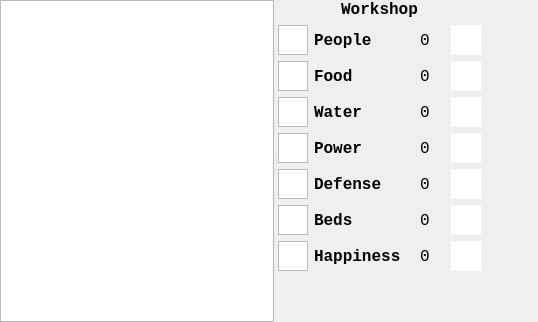
matzman666/PyPipboyApp, file widgets/ammocount/ui/ammocountwidget.ui: the form before one commit.
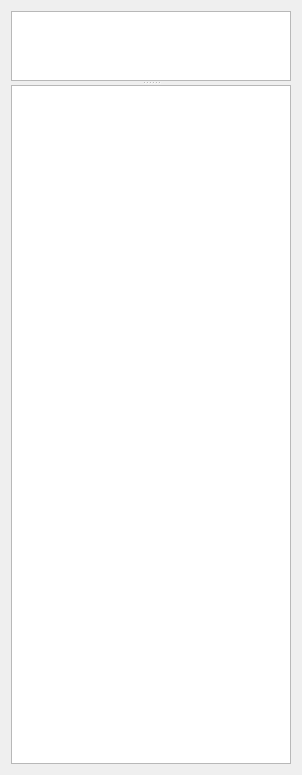
The form after the commit.

```diff
--- a/widgets/ammocount/ui/ammocountwidget.ui
+++ b/widgets/ammocount/ui/ammocountwidget.ui
@@ -6,32 +6,60 @@
    <rect>
     <x>0</x>
     <y>0</y>
-    <width>538</width>
-    <height>322</height>
+    <width>302</width>
+    <height>775</height>
    </rect>
   </property>
   <property name="windowTitle">
    <string>Form</string>
   </property>
   <layout class="QVBoxLayout" name="verticalLayout">
-   <property name="leftMargin">
-    <number>0</number>
-   </property>
-   <property name="topMargin">
-    <number>0</number>
-   </property>
-   <property name="rightMargin">
-    <number>0</number>
-   </property>
-   <property name="bottomMargin">
-    <number>0</number>
-   </property>
    <item>
     <widget class="QSplitter" name="splitter">
      <property name="orientation">
-      <enum>Qt::Horizontal</enum>
+      <enum>Qt::Vertical</enum>
      </property>
-     <widget class="QTableView" name="workshopList">
+     <widget class="QTableView" name="ammoTableView">
+      <property name="font">
+       <font>
+        <pointsize>12</pointsize>
+       </font>
+      </property>
+      <property name="horizontalScrollBarPolicy">
+       <enum>Qt::ScrollBarAlwaysOff</enum>
+      </property>
+      <property name="sizeAdjustPolicy">
+       <enum>QAbstractScrollArea::AdjustToContents</enum>
+      </property>
+      <property name="alternatingRowColors">
+       <bool>false</bool>
+      </property>
+      <property name="selectionMode">
+       <enum>QAbstractItemView::SingleSelection</enum>
+      </property>
+      <property name="selectionBehavior">
+       <enum>QAbstractItemView::SelectRows</enum>
+      </property>
+      <property name="showGrid">
+       <bool>false</bool>
+      </property>
+      <property name="cornerButtonEnabled">
+       <bool>false</bool>
+      </property>
+      <attribute name="horizontalHeaderVisible">
+       <bool>false</bool>
+      </attribute>
+      <attribute name="horizontalHeaderHighlightSections">
+       <bool>false</bool>
+      </attribute>
+      <attribute name="verticalHeaderVisible">
+       <bool>false</bool>
+      </attribute>
+      <attribute name="verticalHeaderHighlightSections">
+       <bool>false</bool>
+      </attribute>
+     </widget>
+     <widget class="QTableView" name="ammoList">
       <property name="minimumSize">
        <size>
         <width>200</width>
@@ -80,579 +108,6 @@
        <number>22</number>
       </attribute>
      </widget>
-     <widget class="QWidget" name="gridLayoutWidget">
-      <layout class="QGridLayout" name="gridLayout">
-       <item row="2" column="2">
-        <widget class="QLabel" name="numberPeople">
-         <property name="minimumSize">
-          <size>
-           <width>25</width>
-           <height>0</height>
-          </size>
-         </property>
-         <property name="font">
-          <font>
-           <family>Consolas</family>
-           <pointsize>12</pointsize>
-          </font>
-         </property>
-         <property name="text">
-          <string>0</string>
-         </property>
-        </widget>
-       </item>
-       <item row="4" column="0">
-        <widget class="QGraphicsView" name="iconWater">
-         <property name="maximumSize">
-          <size>
-           <width>30</width>
-           <height>30</height>
-          </size>
-         </property>
-         <property name="verticalScrollBarPolicy">
-          <enum>Qt::ScrollBarAlwaysOff</enum>
-         </property>
-         <property name="horizontalScrollBarPolicy">
-          <enum>Qt::ScrollBarAlwaysOff</enum>
-         </property>
-        </widget>
-       </item>
-       <item row="2" column="1">
-        <widget class="QLabel" name="labelPeople">
-         <property name="minimumSize">
-          <size>
-           <width>100</width>
-           <height>0</height>
-          </size>
-         </property>
-         <property name="font">
-          <font>
-           <family>Consolas</family>
-           <pointsize>12</pointsize>
-           <weight>75</weight>
-           <bold>true</bold>
-          </font>
-         </property>
-         <property name="text">
-          <string>People</string>
-         </property>
-        </widget>
-       </item>
-       <item row="2" column="0">
-        <widget class="QGraphicsView" name="iconPeople">
-         <property name="maximumSize">
-          <size>
-           <width>30</width>
-           <height>30</height>
-          </size>
-         </property>
-         <property name="verticalScrollBarPolicy">
-          <enum>Qt::ScrollBarAlwaysOff</enum>
-         </property>
-         <property name="horizontalScrollBarPolicy">
-          <enum>Qt::ScrollBarAlwaysOff</enum>
-         </property>
-        </widget>
-       </item>
-       <item row="6" column="2">
-        <widget class="QLabel" name="numberDefense">
-         <property name="minimumSize">
-          <size>
-           <width>25</width>
-           <height>0</height>
-          </size>
-         </property>
-         <property name="font">
-          <font>
-           <family>Consolas</family>
-           <pointsize>12</pointsize>
-          </font>
-         </property>
-         <property name="text">
-          <string>0</string>
-         </property>
-        </widget>
-       </item>
-       <item row="5" column="2">
-        <widget class="QLabel" name="numberPower">
-         <property name="minimumSize">
-          <size>
-           <width>25</width>
-           <height>0</height>
-          </size>
-         </property>
-         <property name="font">
-          <font>
-           <family>Consolas</family>
-           <pointsize>12</pointsize>
-          </font>
-         </property>
-         <property name="text">
-          <string>0</string>
-         </property>
-        </widget>
-       </item>
-       <item row="3" column="0">
-        <widget class="QGraphicsView" name="iconFood">
-         <property name="maximumSize">
-          <size>
-           <width>30</width>
-           <height>30</height>
-          </size>
-         </property>
-         <property name="verticalScrollBarPolicy">
-          <enum>Qt::ScrollBarAlwaysOff</enum>
-         </property>
-         <property name="horizontalScrollBarPolicy">
-          <enum>Qt::ScrollBarAlwaysOff</enum>
-         </property>
-        </widget>
-       </item>
-       <item row="7" column="1">
-        <widget class="QLabel" name="labelBeds">
-         <property name="minimumSize">
-          <size>
-           <width>100</width>
-           <height>0</height>
-          </size>
-         </property>
-         <property name="font">
-          <font>
-           <family>Consolas</family>
-           <pointsize>12</pointsize>
-           <weight>75</weight>
-           <bold>true</bold>
-          </font>
-         </property>
-         <property name="text">
-          <string>Beds</string>
-         </property>
-        </widget>
-       </item>
-       <item row="4" column="1">
-        <widget class="QLabel" name="labelWater">
-         <property name="minimumSize">
-          <size>
-           <width>100</width>
-           <height>0</height>
-          </size>
-         </property>
-         <property name="font">
-          <font>
-           <family>Consolas</family>
-           <pointsize>12</pointsize>
-           <weight>75</weight>
-           <bold>true</bold>
-          </font>
-         </property>
-         <property name="text">
-          <string>Water</string>
-         </property>
-        </widget>
-       </item>
-       <item row="3" column="2">
-        <widget class="QLabel" name="numberFood">
-         <property name="minimumSize">
-          <size>
-           <width>25</width>
-           <height>0</height>
-          </size>
-         </property>
-         <property name="font">
-          <font>
-           <family>Consolas</family>
-           <pointsize>12</pointsize>
-          </font>
-         </property>
-         <property name="text">
-          <string>0</string>
-         </property>
-        </widget>
-       </item>
-       <item row="3" column="1">
-        <widget class="QLabel" name="labelFood">
-         <property name="minimumSize">
-          <size>
-           <width>100</width>
-           <height>0</height>
-          </size>
-         </property>
-         <property name="font">
-          <font>
-           <family>Consolas</family>
-           <pointsize>12</pointsize>
-           <weight>75</weight>
-           <bold>true</bold>
-          </font>
-         </property>
-         <property name="text">
-          <string>Food</string>
-         </property>
-        </widget>
-       </item>
-       <item row="7" column="2">
-        <widget class="QLabel" name="numberBeds">
-         <property name="minimumSize">
-          <size>
-           <width>25</width>
-           <height>0</height>
-          </size>
-         </property>
-         <property name="font">
-          <font>
-           <family>Consolas</family>
-           <pointsize>12</pointsize>
-          </font>
-         </property>
-         <property name="text">
-          <string>0</string>
-         </property>
-        </widget>
-       </item>
-       <item row="6" column="1">
-        <widget class="QLabel" name="labelDefense">
-         <property name="minimumSize">
-          <size>
-           <width>100</width>
-           <height>0</height>
-          </size>
-         </property>
-         <property name="font">
-          <font>
-           <family>Consolas</family>
-           <pointsize>12</pointsize>
-           <weight>75</weight>
-           <bold>true</bold>
-          </font>
-         </property>
-         <property name="text">
-          <string>Defense</string>
-         </property>
-        </widget>
-       </item>
-       <item row="8" column="0">
-        <widget class="QGraphicsView" name="iconHappiness">
-         <property name="maximumSize">
-          <size>
-           <width>30</width>
-           <height>30</height>
-          </size>
-         </property>
-         <property name="verticalScrollBarPolicy">
-          <enum>Qt::ScrollBarAlwaysOff</enum>
-         </property>
-         <property name="horizontalScrollBarPolicy">
-          <enum>Qt::ScrollBarAlwaysOff</enum>
-         </property>
-        </widget>
-       </item>
-       <item row="5" column="1">
-        <widget class="QLabel" name="labelPower">
-         <property name="minimumSize">
-          <size>
-           <width>100</width>
-           <height>0</height>
-          </size>
-         </property>
-         <property name="font">
-          <font>
-           <family>Consolas</family>
-           <pointsize>12</pointsize>
-           <weight>75</weight>
-           <bold>true</bold>
-          </font>
-         </property>
-         <property name="text">
-          <string>Power</string>
-         </property>
-        </widget>
-       </item>
-       <item row="4" column="2">
-        <widget class="QLabel" name="numberWater">
-         <property name="minimumSize">
-          <size>
-           <width>25</width>
-           <height>0</height>
-          </size>
-         </property>
-         <property name="font">
-          <font>
-           <family>Consolas</family>
-           <pointsize>12</pointsize>
-          </font>
-         </property>
-         <property name="text">
-          <string>0</string>
-         </property>
-        </widget>
-       </item>
-       <item row="8" column="1">
-        <widget class="QLabel" name="labelHappiness">
-         <property name="minimumSize">
-          <size>
-           <width>100</width>
-           <height>0</height>
-          </size>
-         </property>
-         <property name="font">
-          <font>
-           <family>Consolas</family>
-           <pointsize>12</pointsize>
-           <weight>75</weight>
-           <bold>true</bold>
-          </font>
-         </property>
-         <property name="text">
-          <string>Happiness</string>
-         </property>
-        </widget>
-       </item>
-       <item row="7" column="0">
-        <widget class="QGraphicsView" name="iconBeds">
-         <property name="maximumSize">
-          <size>
-           <width>30</width>
-           <height>30</height>
-          </size>
-         </property>
-         <property name="verticalScrollBarPolicy">
-          <enum>Qt::ScrollBarAlwaysOff</enum>
-         </property>
-         <property name="horizontalScrollBarPolicy">
-          <enum>Qt::ScrollBarAlwaysOff</enum>
-         </property>
-        </widget>
-       </item>
-       <item row="6" column="0">
-        <widget class="QGraphicsView" name="iconDefense">
-         <property name="maximumSize">
-          <size>
-           <width>30</width>
-           <height>30</height>
-          </size>
-         </property>
-         <property name="verticalScrollBarPolicy">
-          <enum>Qt::ScrollBarAlwaysOff</enum>
-         </property>
-         <property name="horizontalScrollBarPolicy">
-          <enum>Qt::ScrollBarAlwaysOff</enum>
-         </property>
-        </widget>
-       </item>
-       <item row="5" column="0">
-        <widget class="QGraphicsView" name="iconPower">
-         <property name="maximumSize">
-          <size>
-           <width>30</width>
-           <height>30</height>
-          </size>
-         </property>
-         <property name="verticalScrollBarPolicy">
-          <enum>Qt::ScrollBarAlwaysOff</enum>
-         </property>
-         <property name="horizontalScrollBarPolicy">
-          <enum>Qt::ScrollBarAlwaysOff</enum>
-         </property>
-        </widget>
-       </item>
-       <item row="8" column="2">
-        <widget class="QLabel" name="numberHappiness">
-         <property name="minimumSize">
-          <size>
-           <width>25</width>
-           <height>0</height>
-          </size>
-         </property>
-         <property name="font">
-          <font>
-           <family>Consolas</family>
-           <pointsize>12</pointsize>
-          </font>
-         </property>
-         <property name="text">
-          <string>0</string>
-         </property>
-        </widget>
-       </item>
-       <item row="7" column="3">
-        <widget class="QGraphicsView" name="warningBeds">
-         <property name="maximumSize">
-          <size>
-           <width>30</width>
-           <height>30</height>
-          </size>
-         </property>
-         <property name="frameShape">
-          <enum>QFrame::NoFrame</enum>
-         </property>
-         <property name="verticalScrollBarPolicy">
-          <enum>Qt::ScrollBarAlwaysOff</enum>
-         </property>
-         <property name="horizontalScrollBarPolicy">
-          <enum>Qt::ScrollBarAlwaysOff</enum>
-         </property>
-        </widget>
-       </item>
-       <item row="2" column="3">
-        <widget class="QGraphicsView" name="warningPeople">
-         <property name="maximumSize">
-          <size>
-           <width>30</width>
-           <height>30</height>
-          </size>
-         </property>
-         <property name="frameShape">
-          <enum>QFrame::NoFrame</enum>
-         </property>
-         <property name="verticalScrollBarPolicy">
-          <enum>Qt::ScrollBarAlwaysOff</enum>
-         </property>
-         <property name="horizontalScrollBarPolicy">
-          <enum>Qt::ScrollBarAlwaysOff</enum>
-         </property>
-        </widget>
-       </item>
-       <item row="6" column="3">
-        <widget class="QGraphicsView" name="warningDefense">
-         <property name="maximumSize">
-          <size>
-           <width>30</width>
-           <height>30</height>
-          </size>
-         </property>
-         <property name="frameShape">
-          <enum>QFrame::NoFrame</enum>
-         </property>
-         <property name="verticalScrollBarPolicy">
-          <enum>Qt::ScrollBarAlwaysOff</enum>
-         </property>
-         <property name="horizontalScrollBarPolicy">
-          <enum>Qt::ScrollBarAlwaysOff</enum>
-         </property>
-        </widget>
-       </item>
-       <item row="5" column="3">
-        <widget class="QGraphicsView" name="warningPower">
-         <property name="maximumSize">
-          <size>
-           <width>30</width>
-           <height>30</height>
-          </size>
-         </property>
-         <property name="frameShape">
-          <enum>QFrame::NoFrame</enum>
-         </property>
-         <property name="verticalScrollBarPolicy">
-          <enum>Qt::ScrollBarAlwaysOff</enum>
-         </property>
-         <property name="horizontalScrollBarPolicy">
-          <enum>Qt::ScrollBarAlwaysOff</enum>
-         </property>
-        </widget>
-       </item>
-       <item row="4" column="3">
-        <widget class="QGraphicsView" name="warningWater">
-         <property name="maximumSize">
-          <size>
-           <width>30</width>
-           <height>30</height>
-          </size>
-         </property>
-         <property name="frameShape">
-          <enum>QFrame::NoFrame</enum>
-         </property>
-         <property name="verticalScrollBarPolicy">
-          <enum>Qt::ScrollBarAlwaysOff</enum>
-         </property>
-         <property name="horizontalScrollBarPolicy">
-          <enum>Qt::ScrollBarAlwaysOff</enum>
-         </property>
-        </widget>
-       </item>
-       <item row="3" column="3">
-        <widget class="QGraphicsView" name="warningFood">
-         <property name="maximumSize">
-          <size>
-           <width>30</width>
-           <height>30</height>
-          </size>
-         </property>
-         <property name="frameShape">
-          <enum>QFrame::NoFrame</enum>
-         </property>
-         <property name="verticalScrollBarPolicy">
-          <enum>Qt::ScrollBarAlwaysOff</enum>
-         </property>
-         <property name="horizontalScrollBarPolicy">
-          <enum>Qt::ScrollBarAlwaysOff</enum>
-         </property>
-        </widget>
-       </item>
-       <item row="8" column="3">
-        <widget class="QGraphicsView" name="warningHappiness">
-         <property name="maximumSize">
-          <size>
-           <width>30</width>
-           <height>30</height>
-          </size>
-         </property>
-         <property name="frameShape">
-          <enum>QFrame::NoFrame</enum>
-         </property>
-         <property name="verticalScrollBarPolicy">
-          <enum>Qt::ScrollBarAlwaysOff</enum>
-         </property>
-         <property name="horizontalScrollBarPolicy">
-          <enum>Qt::ScrollBarAlwaysOff</enum>
-         </property>
-        </widget>
-       </item>
-       <item row="9" column="0">
-        <spacer name="spacer">
-         <property name="orientation">
-          <enum>Qt::Vertical</enum>
-         </property>
-         <property name="sizeHint" stdset="0">
-          <size>
-           <width>20</width>
-           <height>40</height>
-          </size>
-         </property>
-        </spacer>
-       </item>
-       <item row="2" column="4">
-        <spacer name="horizontalSpacer">
-         <property name="orientation">
-          <enum>Qt::Horizontal</enum>
-         </property>
-         <property name="sizeHint" stdset="0">
-          <size>
-           <width>40</width>
-           <height>20</height>
-          </size>
-         </property>
-        </spacer>
-       </item>
-       <item row="1" column="0" colspan="4">
-        <widget class="QLabel" name="labelLocation">
-         <property name="font">
-          <font>
-           <family>Consolas</family>
-           <pointsize>12</pointsize>
-           <weight>75</weight>
-           <bold>true</bold>
-          </font>
-         </property>
-         <property name="text">
-          <string>Workshop</string>
-         </property>
-         <property name="alignment">
-          <set>Qt::AlignCenter</set>
-         </property>
-        </widget>
-       </item>
-      </layout>
-     </widget>
     </widget>
    </item>
   </layout>
```
Left out of the diff: 4 changed lines with no effect on the pictures.
